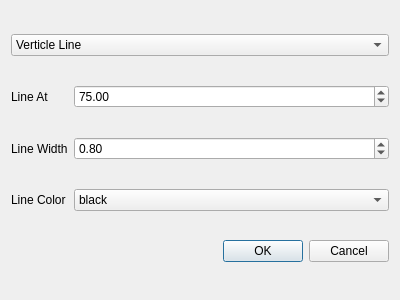
Old version of the form src/Ui_Files/Dialogs/line_dialog.ui in the repository austinmcano/GGG.
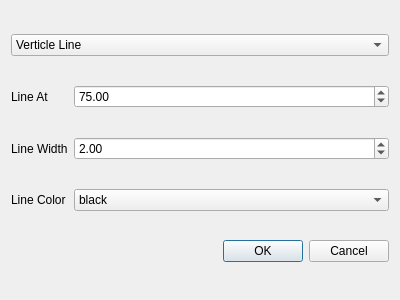
New version of the form.

Diff of the .ui file:
```diff
--- a/src/Ui_Files/Dialogs/line_dialog.ui
+++ b/src/Ui_Files/Dialogs/line_dialog.ui
@@ -20,7 +20,7 @@
       <double>0.100000000000000</double>
      </property>
      <property name="value">
-      <double>0.800000000000000</double>
+      <double>2.000000000000000</double>
      </property>
     </widget>
    </item>
```
